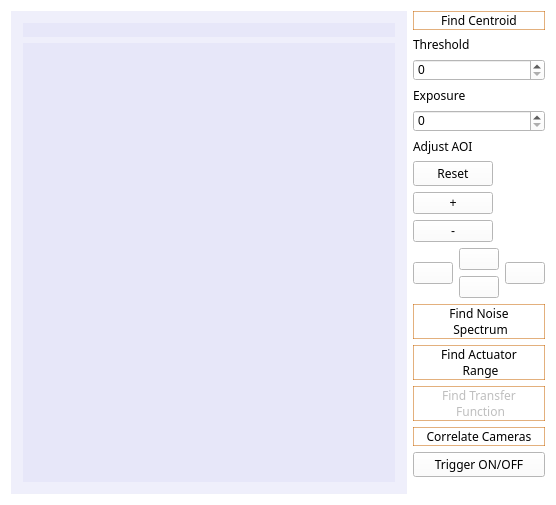
Before: the Qt Designer form feedback_cam.ui in Joseph459459/kHz-STABILIZER, drawn with Qt 5.
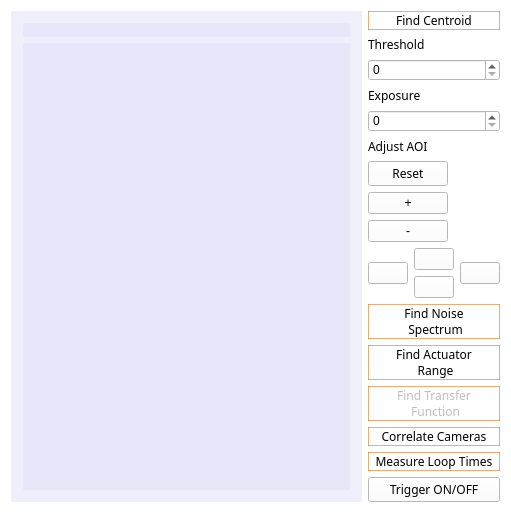
After: the same form once the commit is applied. Custom widgets are drawn as their Qt base class.

Commit message: loop time measurements complete

Patch:
```diff
--- a/feedback_cam.ui
+++ b/feedback_cam.ui
@@ -6,7 +6,7 @@
    <rect>
     <x>0</x>
     <y>0</y>
-    <width>556</width>
+    <width>511</width>
     <height>505</height>
    </rect>
   </property>
@@ -37,7 +37,7 @@
         <rect>
          <x>0</x>
          <y>0</y>
-         <width>418</width>
+         <width>373</width>
          <height>463</height>
         </rect>
        </property>
@@ -414,6 +414,38 @@
         </property>
        </widget>
       </item>
+      <item>
+       <widget class="QPushButton" name="loopTimeButton">
+        <property name="sizePolicy">
+         <sizepolicy hsizetype="Minimum" vsizetype="Fixed">
+          <horstretch>0</horstretch>
+          <verstretch>0</verstretch>
+         </sizepolicy>
+        </property>
+        <property name="font">
+         <font>
+          <family>Source Code Pro</family>
+         </font>
+        </property>
+        <property name="styleSheet">
+         <string notr="true">QPushButton{
+border-style: solid;
+border-color: rgba(200,100,0,130);
+border-width: 1px;
+}
+
+QPushButton::pressed{
+background-color: rgba(200, 100, 0,20);
+border-style: inset;
+
+
+}</string>
+        </property>
+        <property name="text">
+         <string>Measure Loop Times</string>
+        </property>
+       </widget>
+      </item>
      </layout>
     </item>
     <item row="2" column="1">
```
The commit also changes 11 other files.
